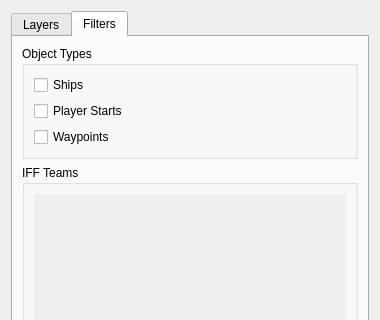
Above: qtfred/ui/LayerManagerDialog.ui from wookieejedi/fs2open.github.com before the change; both pictures show x 0 to 380 and y 0 to 320 of the 380 by 520 pixel window. Below: the same form after it.
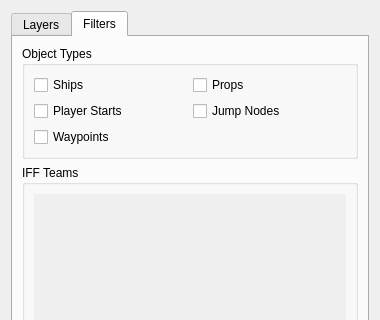
That is the form after the change. The open tabs and pages were chosen to show the change.

Patch:
```diff
--- a/qtfred/ui/LayerManagerDialog.ui
+++ b/qtfred/ui/LayerManagerDialog.ui
@@ -70,28 +70,42 @@
          <property name="title">
           <string>Object Types</string>
          </property>
-         <layout class="QVBoxLayout" name="objectTypesLayout">
-          <item>
+         <layout class="QGridLayout" name="objectTypesLayout">
+          <item row="0" column="0">
            <widget class="QCheckBox" name="showShipsCheck">
             <property name="text">
              <string>Ships</string>
             </property>
            </widget>
           </item>
-          <item>
+          <item row="1" column="0">
            <widget class="QCheckBox" name="showStartsCheck">
             <property name="text">
              <string>Player Starts</string>
             </property>
            </widget>
           </item>
-          <item>
+          <item row="2" column="0">
            <widget class="QCheckBox" name="showWaypointsCheck">
             <property name="text">
              <string>Waypoints</string>
             </property>
            </widget>
           </item>
+          <item row="0" column="1">
+           <widget class="QCheckBox" name="showPropsCheck">
+            <property name="text">
+             <string>Props</string>
+            </property>
+           </widget>
+          </item>
+          <item row="1" column="1">
+           <widget class="QCheckBox" name="showJumpNodesCheck">
+            <property name="text">
+             <string>Jump Nodes</string>
+            </property>
+           </widget>
+          </item>
          </layout>
         </widget>
        </item>
```
